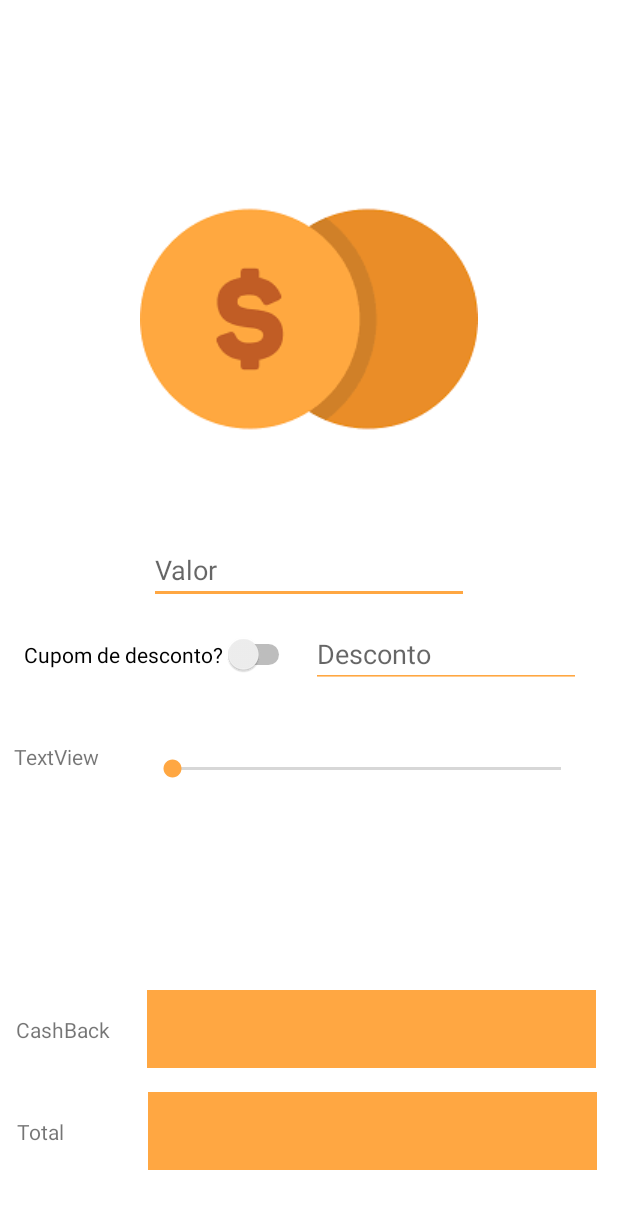
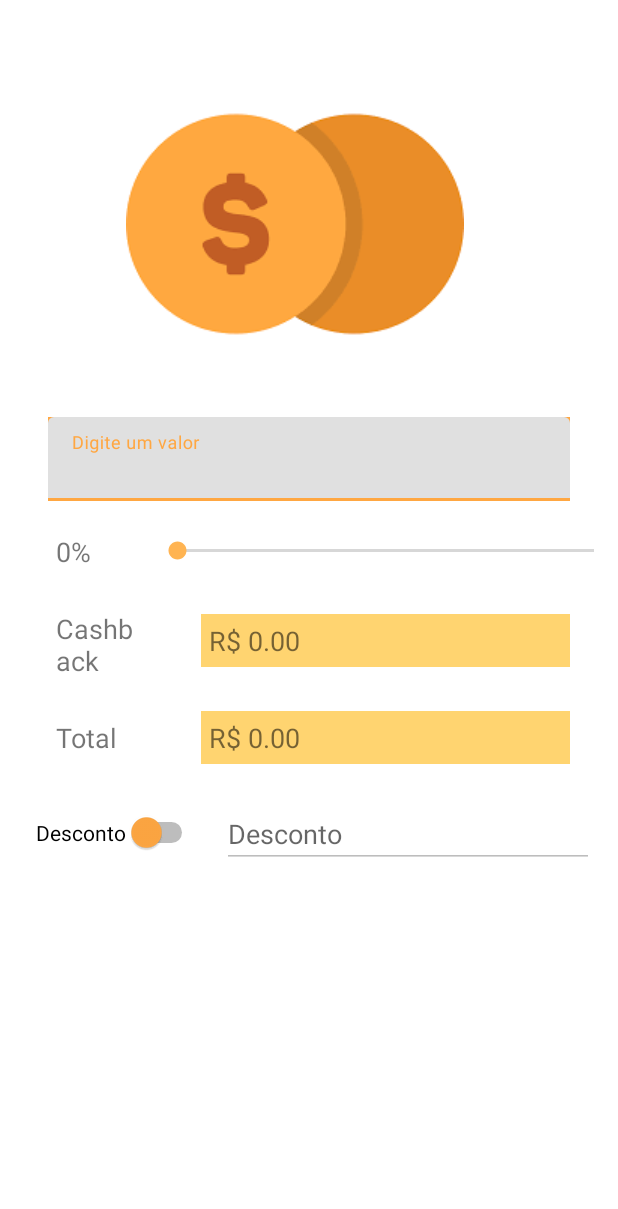
Before and after one commit to Carvs10/MobilePro, an Android app: the screen it shows after launch (MainActivity), on a phone screen of 412 x 824 dp. Shown: the top 1209 px of the screen. Run offline under Robolectric (Android 15) with nearby library versions, the phone set to English and light mode, and no system bars.

Commit message:
Uploading a functional app!

```diff
--- a/app/src/main/java/com/example/cashback/MainActivity.java
+++ b/app/src/main/java/com/example/cashback/MainActivity.java
@@ -3,12 +3,114 @@ package com.example.cashback;
 import androidx.appcompat.app.AppCompatActivity;
 
 import android.os.Bundle;
+import android.widget.CompoundButton;
+import android.widget.EditText;
+import android.widget.SeekBar;
+import android.widget.Switch;
+import android.widget.TextView;
+import android.widget.Toast;
 
 public class MainActivity extends AppCompatActivity {
+
+
+    private SeekBar seekBarCB;
+    private EditText editValue;
+    private TextView textTotal;
+    private TextView textPercentage;
+    private TextView cashBack;
+    private Switch swDiscount;
+    private EditText editDiiscount;
+
+    private double percentage = 0;
+    public double discount;
+
 
     @Override
     protected void onCreate(Bundle savedInstanceState) {
         super.onCreate(savedInstanceState);
         setContentView(R.layout.activity_main);
+
+        editValue = findViewById(R.id.editValue);
+        cashBack = findViewById(R.id.cashBack);
+        textPercentage = findViewById(R.id.porcentage);
+        textTotal = findViewById(R.id.total);
+        seekBarCB = findViewById(R.id.seekBarCB);
+        swDiscount = findViewById(R.id.swDiscount);
+        editDiiscount = findViewById(R.id.editDiiscount);
+
+        editDiiscount.setEnabled(false);
+
+        seekBarCB.setOnSeekBarChangeListener(new SeekBar.OnSeekBarChangeListener() {
+            @Override
+            public void onProgressChanged(SeekBar seekBar, int progress, boolean fromUser) {
+
+                percentage = progress;
+                textPercentage.setText(Math.round(percentage) +"%");
+                calculate();
+            }
+
+            @Override
+            public void onStartTrackingTouch(SeekBar seekBar) {
+
+            }
+
+            @Override
+            public void onStopTrackingTouch(SeekBar seekBar) {
+
+            }
+        });
+
+        swDiscount.setOnCheckedChangeListener(new CompoundButton.OnCheckedChangeListener() {
+
+
+            @Override
+            public void onCheckedChanged(CompoundButton buttonView, boolean isChecked) {
+
+                if(isChecked == false){
+                    editDiiscount.setEnabled(false);
+                }else{
+                    editDiiscount.setEnabled(true);
+
+                }
+            }
+        });
+
     }
+
+    public void calculate(){
+
+        String valueReturned = editValue.getText().toString();
+        if (valueReturned == null || valueReturned.equals("")) {
+            Toast.makeText(
+                    getApplicationContext(),
+                    "Digite algum valor!",
+                    Toast.LENGTH_LONG
+            ).show();
+        }else{
+
+            double typedValue = Double.parseDouble(valueReturned);
+
+            double cashback = typedValue * (percentage/100);
+
+            if(editDiiscount.isEnabled()){
+
+                discount = Double.parseDouble(editDiiscount.getText().toString());
+                double total = (typedValue - discount) - cashback;
+                cashBack.setText("R$" + Math.round(cashback));
+                textTotal.setText("R$" + total);
+
+
+            }
+            else{
+                double total = typedValue - cashback;
+                cashBack.setText("R$" + Math.round(cashback));
+                textTotal.setText("R$" + total);
+
+            }
+        }
+
+    }
+
+
+
 }
--- a/app/src/main/res/layout/activity_main.xml
+++ b/app/src/main/res/layout/activity_main.xml
@@ -4,7 +4,23 @@
     xmlns:tools="http://schemas.android.com/tools"
     android:layout_width="match_parent"
     android:layout_height="match_parent"
+    android:layout_gravity="center"
     tools:context=".MainActivity">
+
+    <TextView
+        android:id="@+id/cashBack"
+        android:layout_width="0dp"
+        android:layout_height="wrap_content"
+        android:layout_marginStart="32dp"
+        android:layout_marginTop="24dp"
+        android:layout_marginEnd="32dp"
+        android:background="@color/whiteOrange"
+        android:padding="5dp"
+        android:text="R$ 0.00"
+        android:textSize="18sp"
+        app:layout_constraintEnd_toEndOf="parent"
+        app:layout_constraintStart_toEndOf="@+id/textView4"
+        app:layout_constraintTop_toBottomOf="@+id/porcentage" />
 
     <ImageView
         android:id="@+id/imageView"
@@ -13,124 +29,117 @@
         android:background="@drawable/gorjeta"
         app:layout_constraintBottom_toBottomOf="parent"
         app:layout_constraintEnd_toEndOf="parent"
+        app:layout_constraintHorizontal_bias="0.451"
         app:layout_constraintStart_toStartOf="parent"
         app:layout_constraintTop_toTopOf="parent"
-        app:layout_constraintVertical_bias="0.167" />
+        app:layout_constraintVertical_bias="0.061" />
+
+    <com.google.android.material.textfield.TextInputLayout
+        android:id="@+id/textInputLayout"
+        android:layout_width="0dp"
+        android:layout_height="wrap_content"
+        android:layout_marginStart="32dp"
+        android:layout_marginTop="16dp"
+        android:layout_marginEnd="32dp"
+        android:background="@color/colorAccent"
+        android:backgroundTint="@color/colorPrimary"
+        app:layout_constraintEnd_toEndOf="parent"
+        app:layout_constraintStart_toStartOf="parent"
+        app:layout_constraintTop_toBottomOf="@+id/imageView">
+
+        <com.google.android.material.textfield.TextInputEditText
+            android:id="@+id/editValue"
+            android:layout_width="match_parent"
+            android:layout_height="wrap_content"
+            android:hint="Digite um valor"
+            android:inputType="none|number|numberDecimal" />
+    </com.google.android.material.textfield.TextInputLayout>
+
+    <TextView
+        android:id="@+id/porcentage"
+        android:layout_width="70dp"
+        android:layout_height="wrap_content"
+        android:layout_marginStart="32dp"
+        android:layout_marginTop="16dp"
+        android:padding="5dp"
+        android:text="0%"
+        android:textSize="18sp"
+        app:layout_constraintStart_toStartOf="parent"
+        app:layout_constraintTop_toBottomOf="@+id/textInputLayout" />
+
+    <TextView
+        android:id="@+id/textView4"
+        android:layout_width="70dp"
+        android:layout_height="wrap_content"
+        android:layout_marginStart="32dp"
+        android:layout_marginTop="16dp"
+        android:padding="5dp"
+        android:text="Cashback"
+        android:textSize="18sp"
+        app:layout_constraintStart_toStartOf="parent"
+        app:layout_constraintTop_toBottomOf="@+id/porcentage" />
+
+    <TextView
+        android:id="@+id/textView5"
+        android:layout_width="70dp"
+        android:layout_height="wrap_content"
+        android:layout_marginStart="32dp"
+        android:layout_marginTop="16dp"
+        android:padding="5dp"
+        android:text="Total"
+        android:textSize="18sp"
+        app:layout_constraintStart_toStartOf="parent"
+        app:layout_constraintTop_toBottomOf="@+id/textView4" />
+
+    <TextView
+        android:id="@+id/total"
+        android:layout_width="0dp"
+        android:layout_height="wrap_content"
+        android:layout_marginStart="32dp"
+        android:layout_marginTop="16dp"
+        android:layout_marginEnd="32dp"
+        android:background="@color/whiteOrange"
+        android:padding="5dp"
+        android:text="R$ 0.00"
+        android:textSize="18sp"
+        app:layout_constraintEnd_toEndOf="parent"
+        app:layout_constraintStart_toEndOf="@+id/textView5"
+        app:layout_constraintTop_toBottomOf="@+id/textView4" />
 
     <SeekBar
-        android:id="@+id/seekBar"
-        android:layout_width="291dp"
-        android:layout_height="45dp"
-        android:layout_marginTop="40dp"
+        android:id="@+id/seekBarCB"
+        android:layout_width="0dp"
+        android:layout_height="wrap_content"
+        android:layout_marginTop="24dp"
         android:max="100"
-        android:progressTint="@color/primaria"
-        android:thumbTint="@color/primaria"
+        android:thumbTint="@color/colorAccent"
         app:layout_constraintEnd_toEndOf="parent"
-        app:layout_constraintHorizontal_bias="0.816"
-        app:layout_constraintStart_toStartOf="parent"
-        app:layout_constraintTop_toBottomOf="@+id/switch2" />
+        app:layout_constraintStart_toEndOf="@+id/porcentage"
+        app:layout_constraintTop_toBottomOf="@+id/textInputLayout" />
 
     <Switch
-        android:id="@+id/switch2"
+        android:id="@+id/swDiscount"
         android:layout_width="wrap_content"
         android:layout_height="wrap_content"
-        android:layout_marginTop="20dp"
-        android:text="Cupom de desconto?"
-        app:layout_constraintEnd_toEndOf="parent"
-        app:layout_constraintHorizontal_bias="0.068"
+        android:layout_marginStart="24dp"
+        android:layout_marginTop="32dp"
+        android:text="Desconto"
+        android:thumbTint="@color/colorPrimary"
         app:layout_constraintStart_toStartOf="parent"
-        app:layout_constraintTop_toBottomOf="@+id/editTextNumber"
-
-        />
+        app:layout_constraintTop_toBottomOf="@+id/textView5" />
 
     <EditText
-        android:id="@+id/editTextNumber"
-        android:layout_width="wrap_content"
+        android:id="@+id/editDiiscount"
+        android:layout_width="0dp"
         android:layout_height="wrap_content"
-        android:layout_marginTop="32dp"
-        android:backgroundTint="@color/primaria"
-        android:ems="10"
-        android:hint="Valor"
-        android:inputType="number"
-        app:layout_constraintEnd_toEndOf="parent"
-        app:layout_constraintStart_toStartOf="parent"
-        app:layout_constraintTop_toBottomOf="@+id/imageView" />
-
-    <TextView
-        android:id="@+id/textView2"
-        android:layout_width="73dp"
-        android:layout_height="28dp"
-        android:layout_marginBottom="40dp"
-        android:text="CashBack"
-        app:layout_constraintBottom_toTopOf="@+id/textView3"
-        app:layout_constraintEnd_toStartOf="@+id/editTextNumberDecimal"
-        app:layout_constraintHorizontal_bias="0.44"
-        app:layout_constraintStart_toStartOf="parent" />
-
-    <TextView
-        android:id="@+id/textView3"
-        android:layout_width="50dp"
-        android:layout_height="27dp"
-        android:layout_marginBottom="52dp"
-        android:text="Total"
-        app:layout_constraintBottom_toBottomOf="parent"
-        app:layout_constraintEnd_toStartOf="@+id/editTextNumberDecimal2"
-        app:layout_constraintHorizontal_bias="0.229"
-        app:layout_constraintStart_toStartOf="parent" />
-
-    <EditText
-        android:id="@+id/editTextNumberDecimal"
-        android:layout_width="299dp"
-        android:layout_height="52dp"
-        android:layout_marginBottom="16dp"
-        android:background="@color/primaria"
-        android:ems="10"
-        android:inputType="numberDecimal"
-        app:layout_constraintBottom_toTopOf="@+id/editTextNumberDecimal2"
-        app:layout_constraintEnd_toEndOf="parent"
-        app:layout_constraintHorizontal_bias="0.869"
-        app:layout_constraintStart_toStartOf="parent"
-        app:layout_constraintTop_toBottomOf="@+id/seekBar"
-        app:layout_constraintVertical_bias="1.0" />
-
-    <EditText
-        android:id="@+id/editTextNumberDecimal2"
-        android:layout_width="299dp"
-        android:layout_height="52dp"
-        android:layout_marginBottom="44dp"
-        android:background="@color/primaria"
-        android:ems="10"
-        android:inputType="numberDecimal"
-        app:layout_constraintBottom_toBottomOf="parent"
-        app:layout_constraintEnd_toEndOf="parent"
-        app:layout_constraintHorizontal_bias="0.875"
-        app:layout_constraintStart_toStartOf="parent" />
-
-    <EditText
-        android:id="@+id/editTextNumber3"
-        android:layout_width="180dp"
-        android:layout_height="40dp"
-        android:layout_marginStart="8dp"
-        android:layout_marginTop="16dp"
-        android:backgroundTint="@color/primaria"
+        android:layout_marginStart="16dp"
+        android:layout_marginTop="24dp"
+        android:layout_marginEnd="16dp"
         android:ems="10"
         android:hint="Desconto"
         android:inputType="number"
         app:layout_constraintEnd_toEndOf="parent"
-        app:layout_constraintHorizontal_bias="0.107"
-        app:layout_constraintStart_toEndOf="@+id/switch2"
-        app:layout_constraintTop_toBottomOf="@+id/editTextNumber" />
-
-    <TextView
-        android:id="@+id/textView4"
-        android:layout_width="75dp"
-        android:layout_height="23dp"
-        android:text="TextView"
-        app:layout_constraintBottom_toTopOf="@+id/textView2"
-        app:layout_constraintEnd_toStartOf="@+id/seekBar"
-        app:layout_constraintHorizontal_bias="0.391"
-        app:layout_constraintStart_toStartOf="parent"
-        app:layout_constraintTop_toBottomOf="@+id/switch2"
-        app:layout_constraintVertical_bias="0.22" />
+        app:layout_constraintStart_toEndOf="@+id/swDiscount"
+        app:layout_constraintTop_toBottomOf="@+id/total" />
 
 </androidx.constraintlayout.widget.ConstraintLayout>
--- a/app/src/main/res/values/colors.xml
+++ b/app/src/main/res/values/colors.xml
@@ -1,12 +1,7 @@
 <?xml version="1.0" encoding="utf-8"?>
 <resources>
-    <color name="primaria">#ffa742</color>
-    <color name="secundaria">#ffd470</color>
-    <color name="purple_200">#FFBB86FC</color>
-    <color name="purple_500">#FF6200EE</color>
-    <color name="purple_700">#FF3700B3</color>
-    <color name="teal_200">#FF03DAC5</color>
-    <color name="teal_700">#FF018786</color>
-    <color name="black">#FF000000</color>
-    <color name="white">#FFFFFFFF</color>
+    <color name="colorPrimary">#ffa742</color>
+    <color name="colorPrimaryDark">#e88c2a</color>
+    <color name="colorAccent">#ffb452</color>
+    <color name="whiteOrange">#FFD470</color>
 </resources>
--- a/app/src/main/res/values/themes.xml
+++ b/app/src/main/res/values/themes.xml
@@ -2,15 +2,15 @@
     <!-- Base application theme. -->
     <style name="Theme.CashBack" parent="Theme.MaterialComponents.Light.NoActionBar">
         <!-- Primary brand color. -->
-        <item name="colorPrimary">@color/purple_500</item>
-        <item name="colorPrimaryVariant">@color/purple_700</item>
-        <item name="colorOnPrimary">@color/white</item>
+        <item name="colorPrimary">@color/colorPrimary</item>
+        <item name="colorPrimaryVariant">@color/colorPrimaryDark</item>
+        <item name="colorOnPrimary">@color/whiteOrange</item>
         <!-- Secondary brand color. -->
-        <item name="colorSecondary">@color/teal_200</item>
-        <item name="colorSecondaryVariant">@color/teal_700</item>
-        <item name="colorOnSecondary">@color/black</item>
+        <item name="colorSecondary">@color/whiteOrange</item>
+        <item name="colorSecondaryVariant">@color/colorAccent</item>
+        <item name="colorOnSecondary">@color/colorPrimaryDark</item>
         <!-- Status bar color. -->
-        <item name="android:statusBarColor" tools:targetApi="l">@color/primaria</item>
+        <item name="android:statusBarColor" tools:targetApi="l">@color/colorPrimary</item>
         <!-- Customize your theme here. -->
     </style>
 </resources>
```
